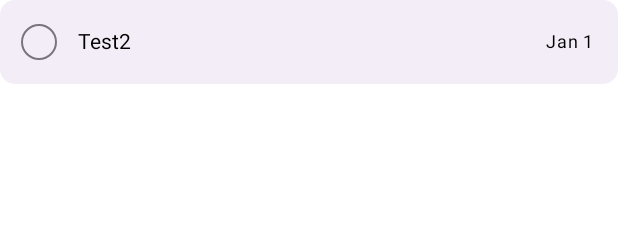
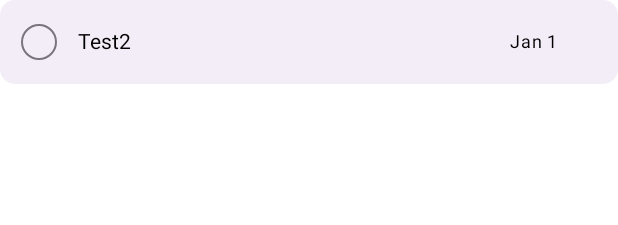
Before and after one commit to Kmykhail/Taskify, an Android app built with Jetpack Compose: the @Preview function ShowTasksPreview, on a phone screen of 412 x 824 dp. Shown: the top 225 px of the screen. Run offline under Robolectric (Android 15) with nearby library versions, the phone set to English and light mode, and no system bars; our stand-ins replace Room's generated code.

Commit message:
Fix TaskSummary padding

```diff
--- a/app/src/main/java/com/kote/taskifyapp/ui/components/TaskSummary.kt
+++ b/app/src/main/java/com/kote/taskifyapp/ui/components/TaskSummary.kt
@@ -2,15 +2,18 @@ package com.kote.taskifyapp.ui.components
 
 import androidx.compose.foundation.layout.Arrangement
 import androidx.compose.foundation.layout.Row
+import androidx.compose.foundation.layout.Spacer
 import androidx.compose.foundation.layout.padding
 import androidx.compose.foundation.layout.size
 import androidx.compose.material.icons.Icons
-import androidx.compose.material.icons.outlined.AccessTime
+import androidx.compose.material.icons.filled.AccessTime
 import androidx.compose.material3.Icon
+import androidx.compose.material3.MaterialTheme
 import androidx.compose.material3.Text
 import androidx.compose.runtime.Composable
 import androidx.compose.ui.Alignment
 import androidx.compose.ui.Modifier
+import androidx.compose.ui.graphics.Color
 import androidx.compose.ui.res.stringResource
 import androidx.compose.ui.text.TextStyle
 import androidx.compose.ui.text.style.TextOverflow
@@ -18,8 +21,7 @@ import androidx.compose.ui.unit.dp
 import androidx.compose.ui.unit.sp
 import com.kote.taskifyapp.R
 import com.kote.taskifyapp.data.Task
-import java.time.Instant
-import java.time.ZoneId
+import com.kote.taskifyapp.util.convertMillisToLocalDate
 import java.time.format.DateTimeFormatter
 
 @Composable
@@ -40,21 +42,25 @@ fun TaskSummary(
             style = textStyleEffect,
             maxLines = 1,
             overflow = TextOverflow.Ellipsis,
-            modifier = Modifier.weight(1f)
         )
-        task.date?.let {
-            val taskLocalDate = Instant.ofEpochMilli(task.date).atZone(ZoneId.systemDefault()).toLocalDate()
-            Text(
-                text = "${taskLocalDate.format(DateTimeFormatter.ofPattern("MMM"))} ${taskLocalDate.dayOfMonth}",
-                fontSize = 12.sp,
-                modifier = Modifier.padding(start = 8.dp)
-            )
-        }
-        task.time?.let {
+        Spacer(modifier = Modifier.weight(1f))
+        Row(
+            verticalAlignment = Alignment.CenterVertically,
+            modifier = Modifier.padding(end = 8.dp)
+        ) {
+            val taskLocalDate = if (task.date != null) convertMillisToLocalDate(task.date) else null
+            if (taskLocalDate != null) {
+                Text(
+                    text = "${taskLocalDate.format(DateTimeFormatter.ofPattern("MMM"))} ${taskLocalDate.dayOfMonth}",
+                    fontSize = 12.sp,
+                )
+            }
             Icon(
-                imageVector = Icons.Outlined.AccessTime,
+                imageVector = Icons.Default.AccessTime,
                 contentDescription = "Clock",
-                modifier = Modifier.size(16.dp)
+                tint = if (task.time != null) MaterialTheme.colorScheme.onSurface else Color.Transparent,
+                modifier = Modifier
+                    .size(16.dp)
             )
         }
     }
--- a/app/src/main/java/com/kote/taskifyapp/ui/home/HomeTasksView.kt
+++ b/app/src/main/java/com/kote/taskifyapp/ui/home/HomeTasksView.kt
@@ -215,7 +215,6 @@ private fun TaskItem(
         textStyleEffect = TextStyle(textDecoration = if (task.isCompleted) TextDecoration.LineThrough else TextDecoration.None),
         modifier = Modifier
            .padding(vertical = 2.dp)
-           .padding(end = 16.dp)
            .fillMaxWidth()
            .combinedClickable(
                onClick = { onNavigateToTaskDetails(task.id.toString(), null) },
```
